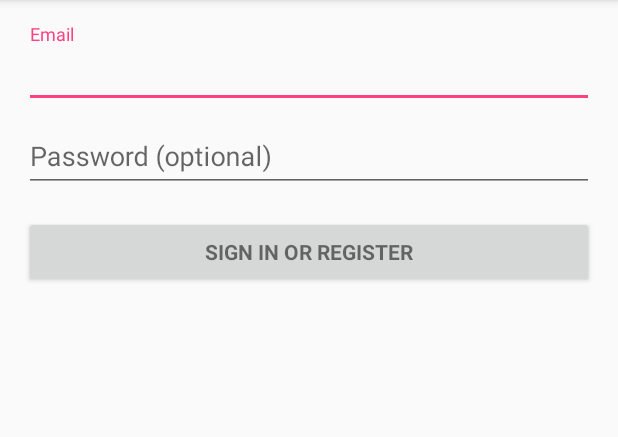
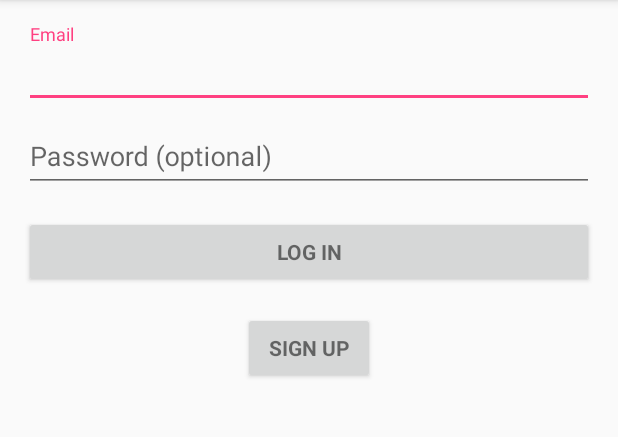
Before and after one commit to Nersesss/EasyWorld, an Android app: the screen it shows after launch (LoginActivity), on a phone screen of 412 x 824 dp, the part 84-521 px from its top. Run offline under Robolectric (Android 15) with nearby library versions, the phone set to English and light mode, and no system bars; 2 statements that could not run were skipped.

Commit message:
created registration button and registration activity

```diff
--- a/EasyWorld/app/build.gradle
+++ b/EasyWorld/app/build.gradle
@@ -26,5 +26,6 @@ dependencies {
     })
     compile 'com.android.support:appcompat-v7:25.1.1'
     compile 'com.android.support:design:25.1.1'
+    compile 'com.android.support.constraint:constraint-layout:1.0.2'
     testCompile 'junit:junit:4.12'
 }
--- a/EasyWorld/app/src/main/java/easyworld/gitc/com/easyworld/view/activities/LoginActivity.java
+++ b/EasyWorld/app/src/main/java/easyworld/gitc/com/easyworld/view/activities/LoginActivity.java
@@ -3,6 +3,7 @@ package easyworld.gitc.com.easyworld.view.activities;
 import android.animation.Animator;
 import android.animation.AnimatorListenerAdapter;
 import android.annotation.TargetApi;
+import android.content.Intent;
 import android.content.pm.PackageManager;
 import android.support.annotation.NonNull;
 import android.support.design.widget.Snackbar;
@@ -18,6 +19,7 @@ import android.os.AsyncTask;
 import android.os.Build;
 import android.os.Bundle;
 import android.provider.ContactsContract;
+import android.support.v7.widget.Toolbar;
 import android.text.TextUtils;
 import android.view.KeyEvent;
 import android.view.View;
@@ -39,7 +41,7 @@ import static android.Manifest.permission.READ_CONTACTS;
 /**
  * A login screen that offers login via email/password.
  */
-public class LoginActivity extends AppCompatActivity implements LoaderCallbacks<Cursor> {
+public class LoginActivity extends AppCompatActivity implements LoaderCallbacks<Cursor>, OnClickListener {
 
     /**
      * Id to identity READ_CONTACTS permission request.
@@ -72,6 +74,8 @@ public class LoginActivity extends AppCompatActivity implements LoaderCallbacks<
     protected void onCreate(Bundle savedInstanceState) {
         super.onCreate(savedInstanceState);
         setContentView(R.layout.activity_login);
+
+
         // Set up the login form.
         mEmailView = (AutoCompleteTextView) findViewById(R.id.email);
         populateAutoComplete();
@@ -88,13 +92,11 @@ public class LoginActivity extends AppCompatActivity implements LoaderCallbacks<
             }
         });
 
+        Button btnSingUp = (Button) findViewById(R.id.email_sign_up_button);
+        btnSingUp.setOnClickListener(this);
+
         Button mEmailSignInButton = (Button) findViewById(R.id.email_sign_in_button);
-        mEmailSignInButton.setOnClickListener(new OnClickListener() {
-            @Override
-            public void onClick(View view) {
-                attemptLogin();
-            }
-        });
+        mEmailSignInButton.setOnClickListener(this);
 
         mLoginFormView = findViewById(R.id.login_form);
         mProgressView = findViewById(R.id.login_progress);
@@ -285,6 +287,20 @@ public class LoginActivity extends AppCompatActivity implements LoaderCallbacks<
         mEmailView.setAdapter(adapter);
     }
 
+    @Override
+    public void onClick(View v) {
+       switch (v.getId()){
+           case R.id.email_sign_in_button:
+               attemptLogin();
+               break;
+           case R.id.email_sign_up_button:
+               Intent intent = new Intent(LoginActivity.this, Registration.class);
+               startActivity(intent);
+               break;
+       }
+
+    }
+
 
     private interface ProfileQuery {
 
--- a/EasyWorld/app/src/main/res/layout/activity_login.xml
+++ b/EasyWorld/app/src/main/res/layout/activity_login.xml
@@ -69,7 +69,17 @@
                 android:layout_width="match_parent"
                 android:layout_height="wrap_content"
                 android:layout_marginTop="16dp"
-                android:text="@string/action_sign_in"
+                android:text="@string/action_log_in"
+                android:textStyle="bold" />
+
+            <Button
+                android:id="@+id/email_sign_up_button"
+                style="?android:textAppearanceSmall"
+                android:layout_width="wrap_content"
+                android:layout_height="wrap_content"
+                android:layout_marginTop="16dp"
+                android:layout_gravity="center_horizontal"
+                android:text="@string/action_sign_up"
                 android:textStyle="bold" />
 
         </LinearLayout>
--- a/EasyWorld/app/src/main/res/values/strings.xml
+++ b/EasyWorld/app/src/main/res/values/strings.xml
@@ -4,7 +4,8 @@
     <!-- Strings related to login -->
     <string name="prompt_email">Email</string>
     <string name="prompt_password">Password (optional)</string>
-    <string name="action_sign_in">Sign in or register</string>
+    <string name="action_log_in">Log in</string>
+    <string name="action_sign_up">Sign up</string>
     <string name="action_sign_in_short">Sign in</string>
     <string name="error_invalid_email">This email address is invalid</string>
     <string name="error_invalid_password">This password is too short</string>
--- a/EasyWorld/app/src/main/res/values/styles.xml
+++ b/EasyWorld/app/src/main/res/values/styles.xml
@@ -8,4 +8,14 @@
         <item name="colorAccent">@color/colorAccent</item>
     </style>
 
+    <style name="AppTheme.NoActionBar">
+        <item name="windowActionBar">false</item>
+        <item name="windowNoTitle">true</item>
+    </style>
+
+    <style name="AppTheme.AppBarOverlay" parent="ThemeOverlay.AppCompat.Dark.ActionBar" />
+
+    <style name="AppTheme.PopupOverlay" parent="ThemeOverlay.AppCompat.Light" />
+
+
 </resources>
--- a/EasyWorld/build.gradle
+++ b/EasyWorld/build.gradle
@@ -5,7 +5,7 @@ buildscript {
         jcenter()
     }
     dependencies {
-        classpath 'com.android.tools.build:gradle:2.3.0'
+        classpath 'com.android.tools.build:gradle:2.3.2'
 
         // NOTE: Do not place your application dependencies here; they belong
         // in the individual module build.gradle files
```
Also changed, not shown: EasyWorld/app/src/main/AndroidManifest.xml (+15 -2 lines), EasyWorld/app/src/main/java/easyworld/gitc/com/easyworld/view/activities/Registration.java (added, +20 -0 lines), EasyWorld/app/src/main/res/layout/activity_registration.xml (added, +85 -0 lines).
